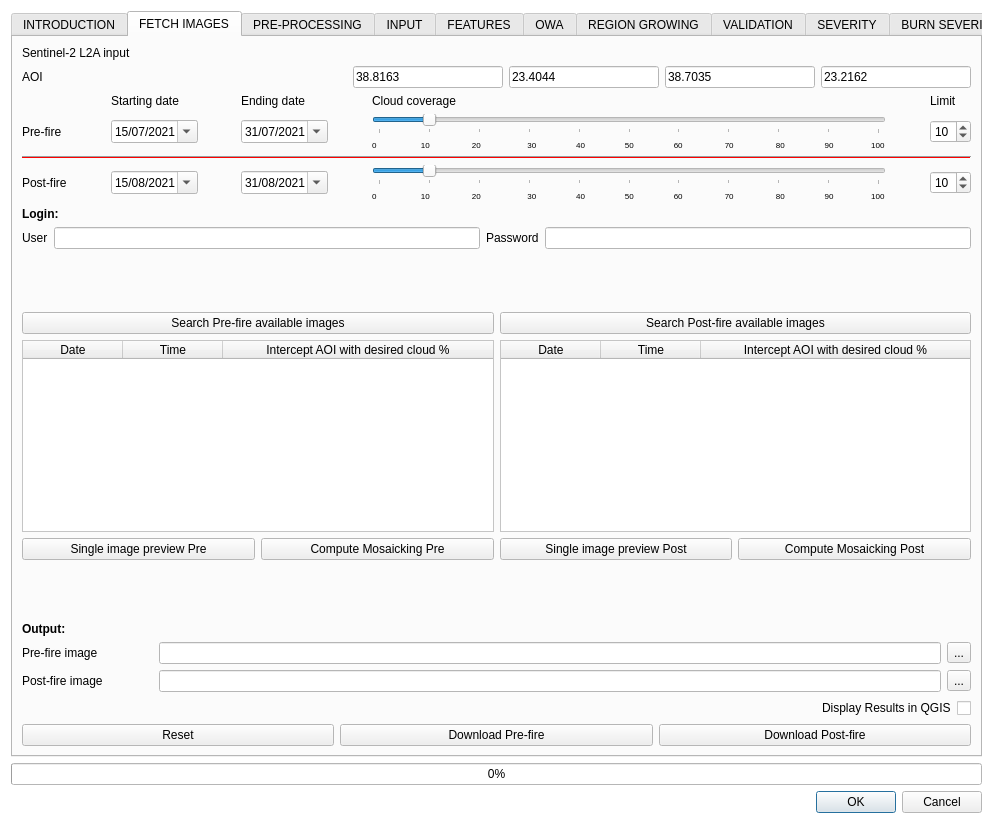
Above: BAD_dialog_base.ui from silviamacchi/BAD_v.3.0.0 before the change. Below: the same form after it.
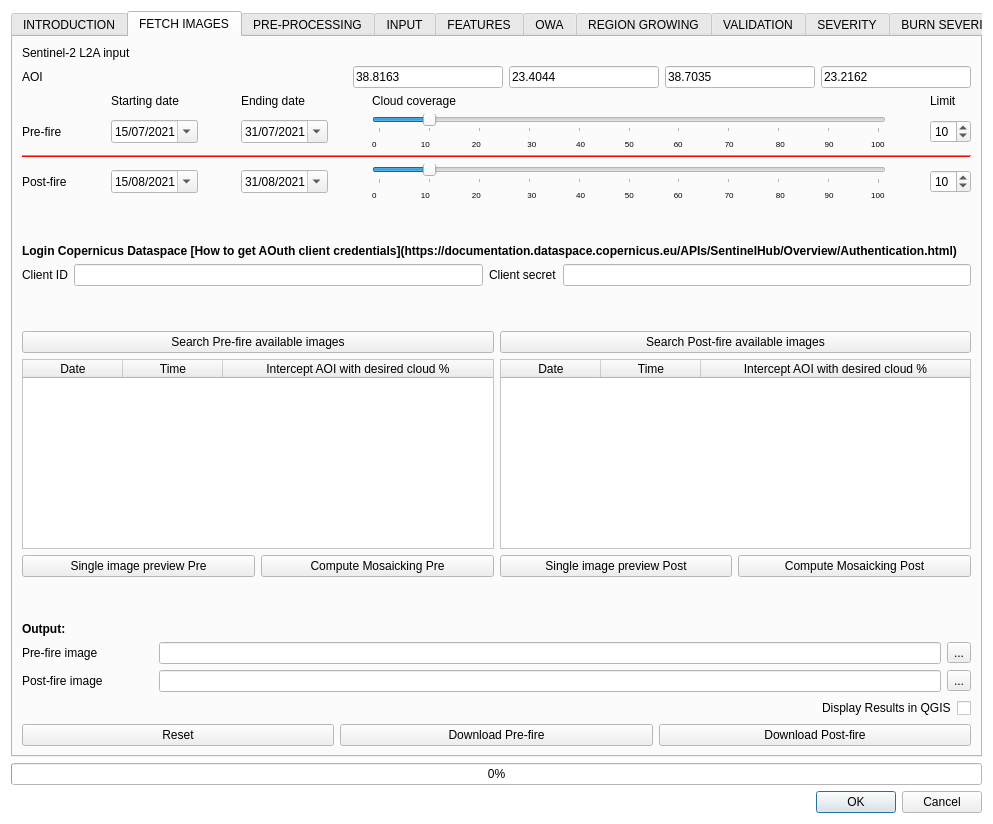
That is the form after the change. Custom widgets are drawn as their Qt base class.

Commit message: Upgraded mosaicking with cloud masking

```diff
--- a/BAD_dialog_base.ui
+++ b/BAD_dialog_base.ui
@@ -284,7 +284,7 @@
       <attribute name="title">
        <string>FETCH IMAGES</string>
       </attribute>
-      <layout class="QVBoxLayout" name="verticalLayout_6" stretch="0,0,0,0,0,0,0,0,0,0,0">
+      <layout class="QVBoxLayout" name="verticalLayout_6" stretch="0,0,0,0,0,0,0,0,0,0,0,0">
        <item>
         <widget class="QLabel" name="label_38">
          <property name="text">
@@ -757,12 +757,25 @@
          </item>
         </layout>
        </item>
+       <item>
+        <spacer name="verticalSpacer_6">
+         <property name="orientation">
+          <enum>Qt::Vertical</enum>
+         </property>
+         <property name="sizeHint" stdset="0">
+          <size>
+           <width>20</width>
+           <height>40</height>
+          </size>
+         </property>
+        </spacer>
+       </item>
        <item>
         <layout class="QGridLayout" name="gridLayout_99">
          <item row="1" column="0">
           <widget class="QLabel" name="label_306">
            <property name="text">
-            <string>User</string>
+            <string>Client ID</string>
            </property>
           </widget>
          </item>
@@ -774,7 +787,16 @@
             </font>
            </property>
            <property name="text">
-            <string>Login: </string>
+            <string>Login Copernicus Dataspace [How to get AOuth client credentials](https://documentation.dataspace.copernicus.eu/APIs/SentinelHub/Overview/Authentication.html)</string>
+           </property>
+           <property name="textFormat">
+            <enum>Qt::MarkdownText</enum>
+           </property>
+           <property name="openExternalLinks">
+            <bool>true</bool>
+           </property>
+           <property name="textInteractionFlags">
+            <set>Qt::LinksAccessibleByKeyboard|Qt::LinksAccessibleByMouse</set>
            </property>
           </widget>
          </item>
@@ -787,7 +809,7 @@
          <item row="1" column="2">
           <widget class="QLabel" name="label_311">
            <property name="text">
-            <string>Password</string>
+            <string>Client secret</string>
            </property>
           </widget>
          </item>
```
The commit also changes 2 other files.
